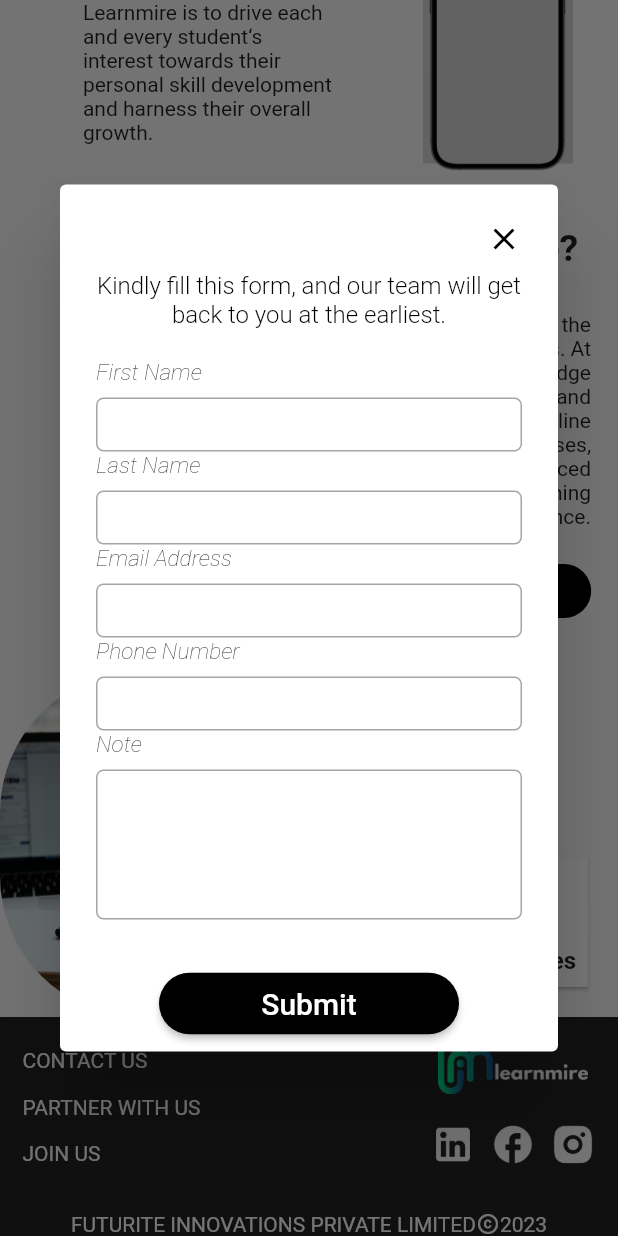
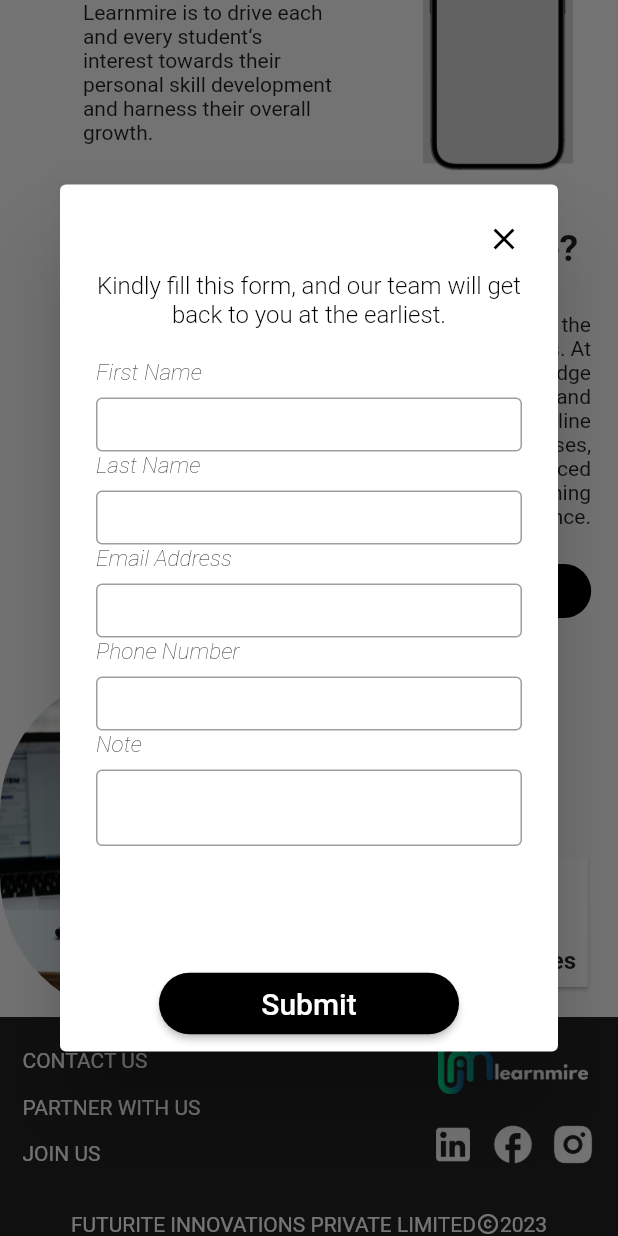
Before and after one commit to Johnson-Redonyx-Silva/Landing-page-Landmire, a Flutter app: the screen it shows after launch, scrolled down 437 dp, after a tap on "CONTACT US", on a phone screen of 412 x 824 dp. Run offline on Flutter 3.47's test engine with Material 2 defaults, Android fonts, the phone set to English and light mode, and no system bars; drawn by our look-alikes of video_player; our stand-ins replace google_fonts; Roboto replaces fonts that are missing (Almarai, Poppins).

Commit message:
Add files via upload

```diff
--- a/lib/main.dart
+++ b/lib/main.dart
@@ -61,7 +61,10 @@ class _VideoPlayerScreenState extends State<VideoPlayerScreen> {
       aspectRatio: _controller.value.aspectRatio,
       child: VideoPlayer(_controller),
     )
-        : const CircularProgressIndicator();
+        : Container(
+        height: 10,
+        width: 10,
+        child: const CircularProgressIndicator());
   }
 }
 
@@ -122,7 +125,8 @@ class MyApp extends StatelessWidget {
               ),
             ],
           ),
-          content: Column(
+          content: SingleChildScrollView(
+            child: Column(
               mainAxisSize: MainAxisSize.min,
               crossAxisAlignment: CrossAxisAlignment.center,
               children: [
@@ -143,13 +147,17 @@ class MyApp extends StatelessWidget {
                     const SizedBox(height: 8),
                     Container(
                       height: 36,
-                    width: double.maxFinite,
-                    decoration: BoxDecoration(
-                      color: Colors.white,
-                      borderRadius: BorderRadius.circular(5),
-                      border: Border.all(
-                        color: const Color.fromRGBO(33, 33, 33, 0.4),
-                        width: 1,
+                      child: TextField(
+                        style: const TextStyle(color: Colors.white),
+                        decoration: InputDecoration(
+                          hintStyle: const TextStyle(color: Colors.grey),
+                          border: OutlineInputBorder(
+                            borderSide: const BorderSide(color: Colors.black, width: 2),
+                          ),
+                          focusedBorder: OutlineInputBorder(
+                            borderSide: const BorderSide(color: Colors.black, width: 2),
+                          ),
+                          contentPadding: const EdgeInsets.all(16),
                         ),
                       ),
                     ),
@@ -172,13 +180,17 @@ class MyApp extends StatelessWidget {
                     const SizedBox(height: 8),
                     Container(
                       height: 36,
-                    width: double.maxFinite,
-                    decoration: BoxDecoration(
-                      color: Colors.white,
-                      borderRadius: BorderRadius.circular(5),
-                      border: Border.all(
-                        color: const Color.fromRGBO(33, 33, 33, 0.4),
-                        width: 1,
+                      child: TextField(
+                        style: const TextStyle(color: Colors.white),
+                        decoration: InputDecoration(
+                          hintStyle: const TextStyle(color: Colors.grey),
+                          border: OutlineInputBorder(
+                            borderSide: const BorderSide(color: Colors.black, width: 2),
+                          ),
+                          focusedBorder: OutlineInputBorder(
+                            borderSide: const BorderSide(color: Colors.black, width: 2),
+                          ),
+                          contentPadding: const EdgeInsets.all(16),
                         ),
                       ),
                     ),
@@ -201,13 +213,17 @@ class MyApp extends StatelessWidget {
                     const SizedBox(height: 8),
                     Container(
                       height: 36,
-                    width: double.maxFinite,
-                    decoration: BoxDecoration(
-                      color: Colors.white,
-                      borderRadius: BorderRadius.circular(5),
-                      border: Border.all(
-                        color: const Color.fromRGBO(33, 33, 33, 0.4),
-                        width: 1,
+                      child: TextField(
+                        style: const TextStyle(color: Colors.white),
+                        decoration: InputDecoration(
+                          hintStyle: const TextStyle(color: Colors.grey),
+                          border: OutlineInputBorder(
+                            borderSide: const BorderSide(color: Colors.black, width: 2),
+                          ),
+                          focusedBorder: OutlineInputBorder(
+                            borderSide: const BorderSide(color: Colors.black, width: 2),
+                          ),
+                          contentPadding: const EdgeInsets.all(16),
                         ),
                       ),
                     ),
@@ -230,13 +246,17 @@ class MyApp extends StatelessWidget {
                     const SizedBox(height: 8),
                     Container(
                       height: 36,
-                    width: double.maxFinite,
-                    decoration: BoxDecoration(
-                      color: Colors.white,
-                      borderRadius: BorderRadius.circular(5),
-                      border: Border.all(
-                        color: const Color.fromRGBO(33, 33, 33, 0.4),
-                        width: 1,
+                      child: TextField(
+                        style: const TextStyle(color: Colors.white),
+                        decoration: InputDecoration(
+                          hintStyle: const TextStyle(color: Colors.grey),
+                          border: OutlineInputBorder(
+                            borderSide: const BorderSide(color: Colors.black, width: 2),
+                          ),
+                          focusedBorder: OutlineInputBorder(
+                            borderSide: const BorderSide(color: Colors.black, width: 2),
+                          ),
+                          contentPadding: const EdgeInsets.all(16),
                         ),
                       ),
                     ),
@@ -259,19 +279,24 @@ class MyApp extends StatelessWidget {
                     const SizedBox(height: 8),
                     Container(
                       height: 100,
-                    width: double.maxFinite,
-                    decoration: BoxDecoration(
-                      color: Colors.white,
-                      borderRadius: BorderRadius.circular(5),
-                      border: Border.all(
-                        color: const Color.fromRGBO(33, 33, 33, 0.4),
-                        width: 1,
+                      child: TextField(
+                        style: const TextStyle(color: Colors.white),
+                        decoration: InputDecoration(
+                          hintStyle: const TextStyle(color: Colors.grey),
+                          border: OutlineInputBorder(
+                            borderSide: const BorderSide(color: Colors.black, width: 2),
+                          ),
+                          focusedBorder: OutlineInputBorder(
+                            borderSide: const BorderSide(color: Colors.black, width: 2),
+                          ),
+                          contentPadding: const EdgeInsets.all(16),
                         ),
                       ),
                     ),
                   ],
                 ),
               ],
+            ),
           ),
           actions: [
             Center(
@@ -880,7 +905,8 @@ class MyApp extends StatelessWidget {
                       },
                     );
                   }
-                ),              ],
+                ),
+              ],
             ),
           ),
         ),
```
Lines whose indentation alone changed are shown as unchanged.
